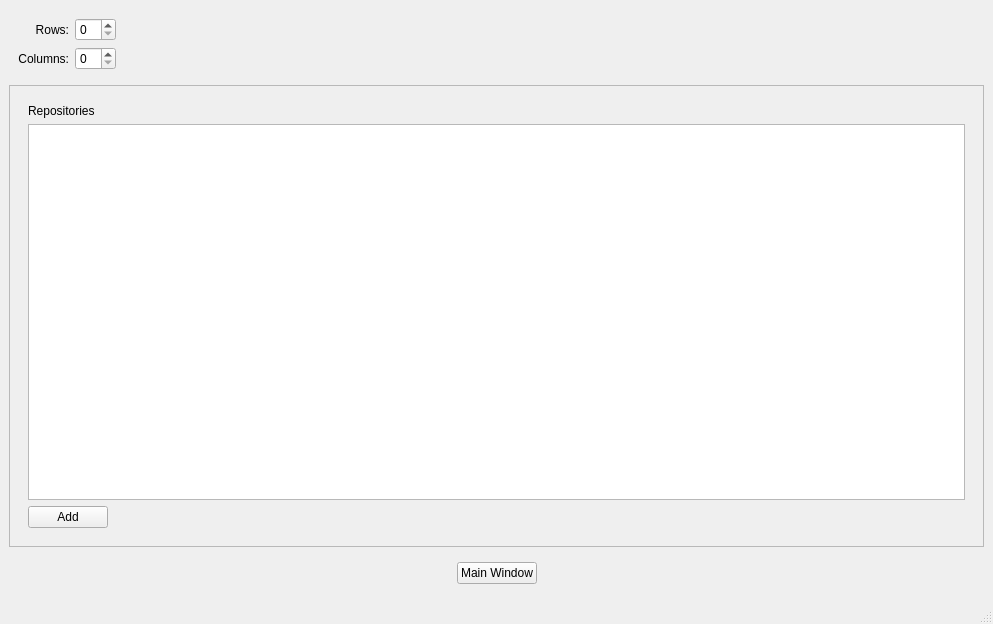
Old version of the form Git-Dashboard/CreateConfigWindow.ui in the repository jplflyer/Git-Dashboard.
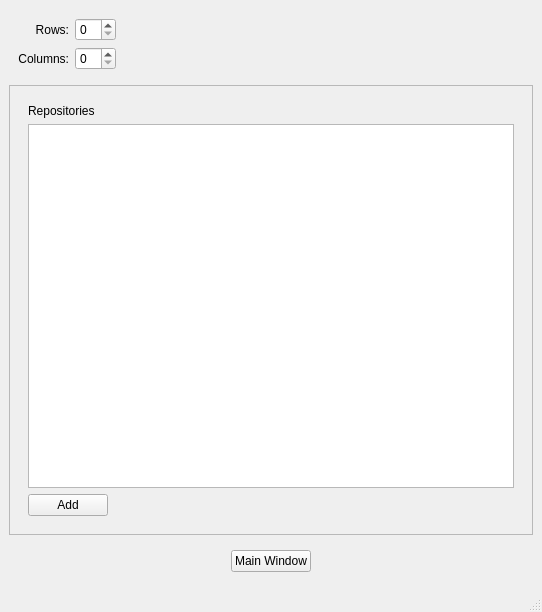
New version of the form.

Commit message:
GDASH-3: Modified config window width and put stretch on the Project Name column.
GDASH-7: Use the project name instead of the directory path on both config and main window.

What changed in the file:
```diff
--- a/Git-Dashboard/CreateConfigWindow.ui
+++ b/Git-Dashboard/CreateConfigWindow.ui
@@ -6,8 +6,8 @@
    <rect>
     <x>0</x>
     <y>0</y>
-    <width>993</width>
-    <height>624</height>
+    <width>542</width>
+    <height>612</height>
    </rect>
   </property>
   <property name="windowTitle">
```
Left out of the diff: 2 changed lines with no effect on the pictures. The commit also changes 2 other files.
